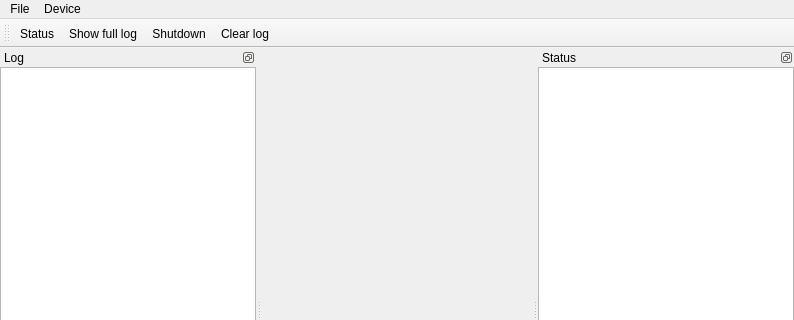
Old version of the form projects/ctrl-board/software/applications/client/src/main_wnd.ui in the repository z80/robocam; both pictures show x 0 to 794 and y 0 to 320 of the 794 by 594 pixel window.
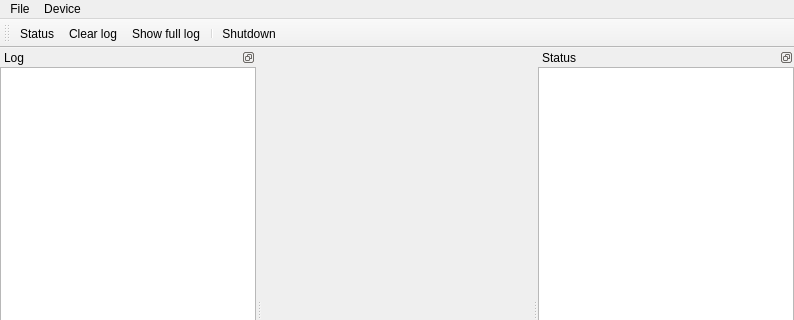
New version of the form. Custom widgets are drawn as their Qt base class.

```diff
--- a/projects/ctrl-board/software/applications/client/src/main_wnd.ui
+++ b/projects/ctrl-board/software/applications/client/src/main_wnd.ui
@@ -286,9 +286,10 @@
     <bool>false</bool>
    </attribute>
    <addaction name="queryStatus"/>
+   <addaction name="clearLog"/>
    <addaction name="showFullLog"/>
+   <addaction name="separator"/>
    <addaction name="shutdown"/>
-   <addaction name="clearLog"/>
   </widget>
   <widget class="QDockWidget" name="statusDw">
    <property name="features">
```
Left out of the diff: 107 changed lines with no effect on the pictures.
